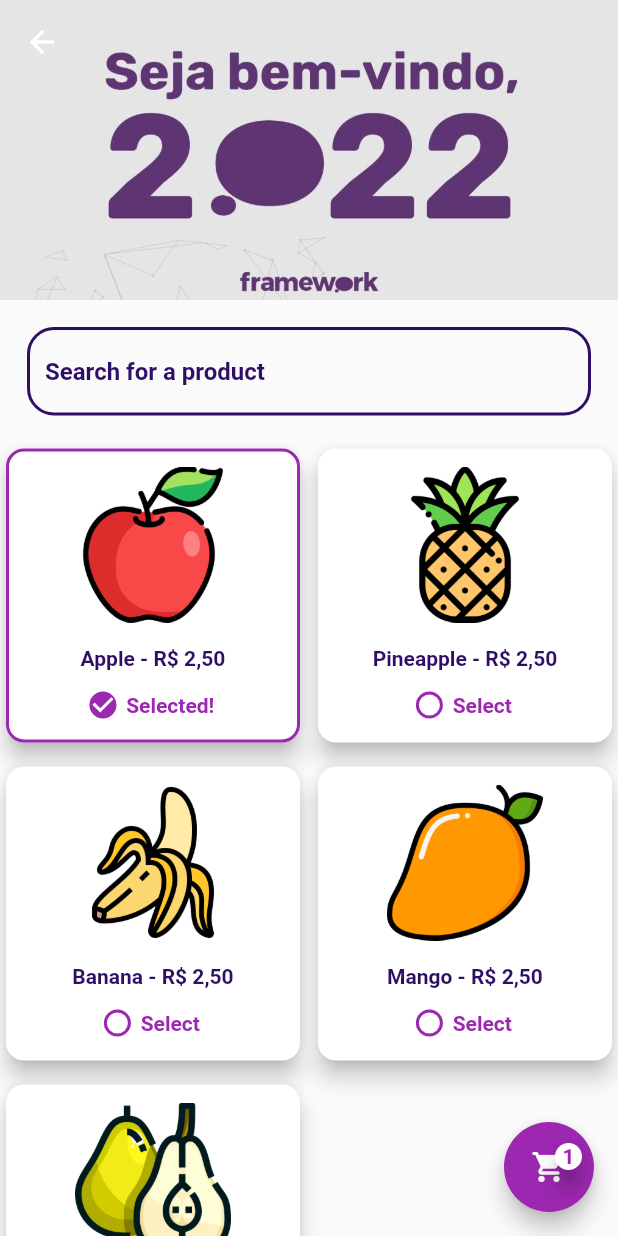
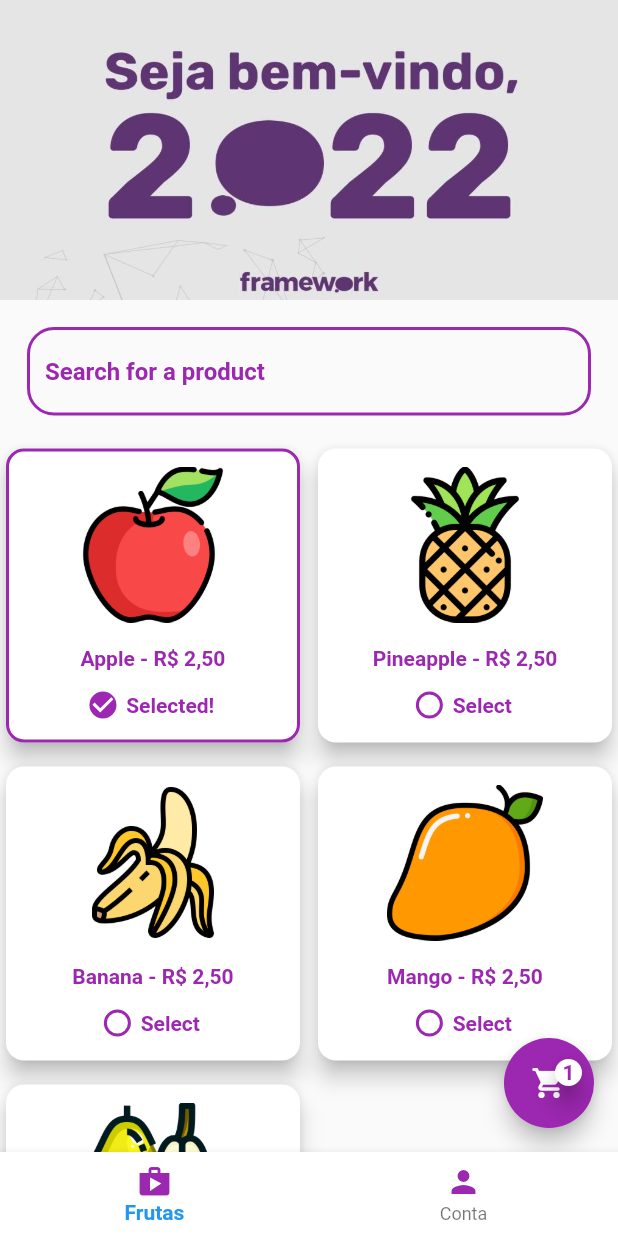
Before and after one commit to HudsonJunior/framework_challenge, a Flutter app: the HomeScreen screen opened directly, after a tap on an icon or button, on a phone screen of 412 x 824 dp. Run offline on Flutter 3.47's test engine with Material 2 defaults, Android fonts, the phone set to English and light mode, and no system bars; drawn by our look-alikes of badges; our stand-ins replace bloc, equatable, flutter_bloc, google_sign_in, pdf; generated files the repository leaves out were written again.

Commit message:
finishing features

```diff
--- a/lib/core/auth/presentation/blocs/login_bloc.dart
+++ b/lib/core/auth/presentation/blocs/login_bloc.dart
@@ -14,6 +14,12 @@ class LoginBloc extends Cubit<LoginState> {
 
     if (user == null) return emit(LoginFailedState());
 
-    emit(LoginSuccessState());
+    emit(LoginSuccessState(user: user));
+  }
+
+  void logout() async {
+    emit(LoginIdleState());
+
+    GoogleSignIn().signOut();
   }
 }
--- a/lib/core/auth/presentation/blocs/login_state.dart
+++ b/lib/core/auth/presentation/blocs/login_state.dart
@@ -6,6 +6,12 @@ class LoginIdleState extends LoginState {}
 
 class LoginLoadingState extends LoginState {}
 
-class LoginSuccessState extends LoginState {}
+class LoginSuccessState extends LoginState {
+  GoogleSignInAccount user;
+
+  LoginSuccessState({
+    required this.user,
+  });
+}
 
 class LoginFailedState extends LoginState {}
--- a/lib/core/auth/presentation/screens/login_screen.dart
+++ b/lib/core/auth/presentation/screens/login_screen.dart
@@ -25,7 +25,7 @@ class _LoginScreenState extends State<LoginScreen> {
     return BlocListener<LoginBloc, LoginState>(
       listener: (_, state) {
         if (state is LoginSuccessState) {
-          Navigator.of(context).push(
+          Navigator.of(context).pushReplacement(
             MaterialPageRoute(
               builder: (_) => const HomeScreen(),
             ),
--- a/lib/modules/cart/presentation/widgets/cart_item_widget.dart
+++ b/lib/modules/cart/presentation/widgets/cart_item_widget.dart
@@ -21,7 +21,8 @@ class CartItemWidget extends StatelessWidget {
     return Padding(
       padding: const EdgeInsets.symmetric(horizontal: 8.0),
       child: Card(
-        elevation: 4,
+        elevation: 6,
+        shape: RoundedRectangleBorder(borderRadius: BorderRadius.circular(8)),
         child: Padding(
           padding: const EdgeInsets.all(8.0),
           child: Row(
@@ -38,10 +39,12 @@ class CartItemWidget extends StatelessWidget {
               Expanded(
                 child: Column(
                   children: [
-                    Text(item.item.name,
+                    Text(
+                      item.item.name,
                       style: const TextStyle(
                         fontWeight: FontWeight.bold,
-                        )),
+                      ),
+                    ),
                     Text(
                       'Qtd: ${item.quantity.toString()}',
                       style: const TextStyle(
@@ -57,16 +60,24 @@ class CartItemWidget extends StatelessWidget {
                   children: [
                     IconButton(
                       onPressed: onRemove,
-                      icon: const Icon(
+                      icon: const Card(
+                        color: Colors.transparent,
+                        elevation: 8,
+                        child: Icon(
                           Icons.remove_circle_rounded,
                           color: Colors.purple,
                         ),
                       ),
+                    ),
                     IconButton(
                       onPressed: onAdd,
-                      icon: const Icon(
+                      icon: const Card(
+                        color: Colors.transparent,
+                        elevation: 8,
+                        child: Icon(
                           Icons.add_circle_rounded,
                           color: Colors.purple,
+                        ),
                       ),
                     )
                   ],
--- a/lib/modules/cart/usecases/checkout_usecase.dart
+++ b/lib/modules/cart/usecases/checkout_usecase.dart
@@ -20,7 +20,8 @@ class CheckoutUseCase {
                 children: items.values
                     .map(
                       (elem) => pw.Text(
-                          '${elem.item.name} - Qtd: ${elem.quantity} - R\$: ${elem.item.price}'),
+                        '${elem.item.name} - Qtd: ${elem.quantity} - R\$: ${elem.item.price}',
+                      ),
                     )
                     .toList(),
               ),
@@ -29,11 +30,12 @@ class CheckoutUseCase {
         ),
       );
 
-      final output = await getApplicationDocumentsDirectory();
-      final file = File('${output.path}/checkout.pdf');
+      final output = await getTemporaryDirectory();
+      final file =
+          File('${output.path}/checkout.pdf').openSync(mode: FileMode.write);
 
-      await file.writeAsBytes(await pdf.save());
-
+      file.writeFromSync((await pdf.save()).toList());
+      file.close();
       return true;
     } on Exception {
       return false;
--- /dev/null
+++ b/lib/modules/home/presentation/screens/account_screen.dart
@@ -0,0 +1,102 @@
+import 'package:flutter/material.dart';
+import 'package:flutter_bloc/flutter_bloc.dart';
+import 'package:framework_test/core/auth/presentation/blocs/login_bloc.dart';
+import 'package:framework_test/core/auth/presentation/screens/login_screen.dart';
+
+class AccountScreen extends StatefulWidget {
+  const AccountScreen({Key? key}) : super(key: key);
+
+  @override
+  State<AccountScreen> createState() => _AccountScreenState();
+}
+
+class _AccountScreenState extends State<AccountScreen> {
+  @override
+  Widget build(BuildContext context) {
+    return Scaffold(
+      body: SafeArea(
+        child: BlocConsumer<LoginBloc, LoginState>(
+          listener: (_, state) {
+            if (state is LoginIdleState) {
+              Navigator.pushAndRemoveUntil(
+                context,
+                MaterialPageRoute(builder: (_) => const LoginScreen()),
+                (route) => false,
+              );
+            }
+          },
+          builder: (context, state) {
+            if (state is LoginSuccessState) {
+              return SizedBox(
+                height: MediaQuery.of(context).size.height,
+                child: Padding(
+                  padding: const EdgeInsets.all(16.0),
+                  child: Column(
+                    crossAxisAlignment: CrossAxisAlignment.start,
+                    children: [
+                      Text(
+                        'Olá, ${state.user.displayName ?? 'Usuário'}',
+                        style: const TextStyle(
+                          fontWeight: FontWeight.bold,
+                          fontSize: 20,
+                        ),
+                      ),
+                      Text(
+                        state.user.email,
+                        style: const TextStyle(
+                          color: Colors.grey,
+                        ),
+                      ),
+                      Expanded(
+                        child: Align(
+                          alignment: Alignment.center,
+                          child: Column(
+                            mainAxisAlignment: MainAxisAlignment.center,
+                            children: [
+                              const Text(
+                                'Deseja realizar o logout?',
+                                style: TextStyle(
+                                  color: Colors.purple,
+                                  fontSize: 18,
+                                  fontWeight: FontWeight.bold,
+                                ),
+                              ),
+                              const SizedBox(height: 12),
+                              SizedBox(
+                                width: double.infinity,
+                                child: OutlinedButton(
+                                  style: OutlinedButton.styleFrom(
+                                    backgroundColor: Colors.purple,
+                                    shape: RoundedRectangleBorder(
+                                      borderRadius: BorderRadius.circular(12),
+                                    ),
+                                  ),
+                                  onPressed: () {
+                                    BlocProvider.of<LoginBloc>(context)
+                                        .logout();
+                                  },
+                                  child: const Text(
+                                    'Logout',
+                                    style: TextStyle(
+                                      color: Colors.white,
+                                    ),
+                                  ),
+                                ),
+                              )
+                            ],
+                          ),
+                        ),
+                      )
+                    ],
+                  ),
+                ),
+              );
+            }
+
+            return const SizedBox.shrink();
+          },
+        ),
+      ),
+    );
+  }
+}
--- /dev/null
+++ b/lib/modules/home/presentation/screens/fruit_list_screen.dart
@@ -0,0 +1,138 @@
+import 'package:flutter/material.dart';
+import 'package:flutter_bloc/flutter_bloc.dart';
+import 'package:framework_test/core/models/item_model.dart';
+import 'package:framework_test/modules/cart/presentation/blocs/cart_cubit.dart';
+import 'package:framework_test/modules/home/presentation/blocs/item_bloc.dart';
+import 'package:framework_test/modules/home/presentation/widgets/cart_fab.dart';
+import 'package:framework_test/modules/home/presentation/widgets/item_widget.dart';
+import 'package:framework_test/modules/home/presentation/widgets/search_field.dart';
+import 'package:flutter_gen/gen_l10n/app_localizations.dart';
+
+class FruiListScreen extends StatefulWidget {
+  const FruiListScreen({Key? key}) : super(key: key);
+
+  @override
+  State<FruiListScreen> createState() => _FruiListScreenState();
+}
+
+class _FruiListScreenState extends State<FruiListScreen> {
+  late final ItemCubit itemCubit;
+  late final CartCubit cartCubit;
+
+  @override
+  void initState() {
+    super.initState();
+    itemCubit = BlocProvider.of<ItemCubit>(context)..getItems();
+    cartCubit = BlocProvider.of<CartCubit>(context);
+  }
+
+  List<ItemModel> selectedItems = [];
+
+  void onSelectItem(ItemModel model) {
+    if (selectedItems.contains(model)) {
+      selectedItems.remove(model);
+    } else {
+      selectedItems.add(model);
+    }
+
+    setState(() {});
+  }
+
+  @override
+  Widget build(BuildContext context) {
+    return Scaffold(
+      body: RefreshIndicator(
+        onRefresh: () {
+          itemCubit.getItems();
+          return Future.value(null);
+        },
+        child: CustomScrollView(
+          slivers: [
+            SliverAppBar(
+              backgroundColor: Colors.transparent,
+              expandedHeight: 200,
+              floating: true,
+              snap: true,
+              flexibleSpace: FlexibleSpaceBar(
+                background: Image.asset(
+                  'assets/framework.jpg',
+                  fit: BoxFit.cover,
+                ),
+              ),
+            ),
+            BlocBuilder<ItemCubit, ItemBlocState>(
+              bloc: itemCubit,
+              buildWhen: (_, state) => state is LoadItemsSuccessState,
+              builder: (context, state) => state is LoadItemsSuccessState
+                  ? SliverPadding(
+                      padding: const EdgeInsets.all(18),
+                      sliver: SliverToBoxAdapter(
+                        child: SearchField(
+                          onChangeText: (value) =>
+                              itemCubit.filterItems(value ?? ''),
+                        ),
+                      ),
+                    )
+                  : const SliverToBoxAdapter(child: SizedBox.shrink()),
+            ),
+            BlocBuilder<ItemCubit, ItemBlocState>(
+              bloc: itemCubit,
+              builder: (context, state) {
+                if (state is LoadingItemsState) {
+                  return const SliverToBoxAdapter(
+                    child: LinearProgressIndicator(
+                      color: Colors.purple,
+                    ),
+                  );
+                }
+                if (state is! LoadItemsSuccessState) {
+                  return SliverPadding(
+                    padding: const EdgeInsets.symmetric(vertical: 18),
+                    sliver: SliverToBoxAdapter(
+                      child: Center(
+                        child: Text(
+                          AppLocalizations.of(context)!.itemsNotFound,
+                          style: const TextStyle(
+                            color: Colors.purple,
+                            fontWeight: FontWeight.bold,
+                          ),
+                        ),
+                      ),
+                    ),
+                  );
+                }
+
+                final items = state.filteredItems;
+                return SliverGrid(
+                  gridDelegate: const SliverGridDelegateWithFixedCrossAxisCount(
+                    crossAxisCount: 2,
+                    crossAxisSpacing: 4,
+                    mainAxisSpacing: 8,
+                  ),
+                  delegate: SliverChildBuilderDelegate(
+                    (context, index) {
+                      return ItemWidget(
+                        item: items.elementAt(index),
+                        isSelected:
+                            selectedItems.contains(items.elementAt(index)),
+                        onPress: onSelectItem,
+                      );
+                    },
+                    childCount: items.length,
+                  ),
+                );
+              },
+            )
+          ],
+        ),
+      ),
+      floatingActionButton: CartFab(
+        selectedItems: selectedItems,
+        onPress: () {
+          FocusScope.of(context).unfocus();
+          cartCubit.setCartItems(selectedItems);
+        },
+      ),
+    );
+  }
+}
--- a/lib/modules/home/presentation/screens/home_screen.dart
+++ b/lib/modules/home/presentation/screens/home_screen.dart
@@ -1,12 +1,7 @@
 import 'package:flutter/material.dart';
-import 'package:flutter_bloc/flutter_bloc.dart';
-import 'package:framework_test/core/models/item_model.dart';
-import 'package:framework_test/modules/cart/presentation/blocs/cart_cubit.dart';
-import 'package:framework_test/modules/home/presentation/blocs/item_bloc.dart';
-import 'package:framework_test/modules/home/presentation/widgets/cart_fab.dart';
-import 'package:framework_test/modules/home/presentation/widgets/item_widget.dart';
-import 'package:framework_test/modules/home/presentation/widgets/search_field.dart';
-import 'package:flutter_gen/gen_l10n/app_localizations.dart';
+import 'package:framework_test/modules/home/presentation/screens/account_screen.dart';
+import 'package:framework_test/modules/home/presentation/screens/fruit_list_screen.dart';
+import 'package:framework_test/modules/home/presentation/widgets/bottom_nav_bar.dart';
 
 class HomeScreen extends StatefulWidget {
   const HomeScreen({Key? key}) : super(key: key);
@@ -16,119 +11,27 @@ class HomeScreen extends StatefulWidget {
 }
 
 class _HomeScreenState extends State<HomeScreen> {
-  late final ItemCubit itemCubit;
-  late final CartCubit cartCubit;
+  int currentIndex = 0;
 
-  @override
-  void initState() {
-    super.initState();
-    itemCubit = BlocProvider.of<ItemCubit>(context)..getItems();
-    cartCubit = BlocProvider.of<CartCubit>(context);
-  }
-
-  List<ItemModel> selectedItems = [];
-
-  void onSelectItem(ItemModel model) {
-    if (selectedItems.contains(model)) {
-      selectedItems.remove(model);
-    } else {
-      selectedItems.add(model);
-    }
-
-    setState(() {});
+  void changeIndex(int value) {
+    setState(() {
+      currentIndex = value;
+    });
   }
 
   @override
   Widget build(BuildContext context) {
     return Scaffold(
-      body: RefreshIndicator(
-        onRefresh: () {
-          itemCubit.getItems();
-          return Future.value(null);
-        },
-        child: CustomScrollView(
-          slivers: [
-            SliverAppBar(
-              backgroundColor: Colors.transparent,
-              expandedHeight: 200,
-              floating: true,
-              snap: true,
-              flexibleSpace: FlexibleSpaceBar(
-                background: Image.asset(
-                  'assets/framework.jpg',
-                  fit: BoxFit.cover,
-                ),
-              ),
-            ),
-            BlocBuilder<ItemCubit, ItemBlocState>(
-              bloc: itemCubit,
-              buildWhen: (_, state) => state is LoadItemsSuccessState,
-              builder: (context, state) => state is LoadItemsSuccessState
-                  ? SliverPadding(
-                      padding: const EdgeInsets.all(18),
-                      sliver: SliverToBoxAdapter(
-                        child: SearchField(
-                          onChangeText: (value) =>
-                              itemCubit.filterItems(value ?? ''),
-                        ),
-                      ),
-                    )
-                  : const SliverToBoxAdapter(child: SizedBox.shrink()),
-            ),
-            BlocBuilder<ItemCubit, ItemBlocState>(
-              bloc: itemCubit,
-              builder: (context, state) {
-                if (state is LoadingItemsState) {
-                  return const SliverToBoxAdapter(
-                    child: LinearProgressIndicator(
-                      color: Color.fromARGB(255, 47, 14, 104),
-                    ),
-                  );
-                }
-                if (state is! LoadItemsSuccessState) {
-                  return SliverPadding(
-                    padding: const EdgeInsets.symmetric(vertical: 18),
-                    sliver: SliverToBoxAdapter(
-                      child: Center(
-                        child: Text(
-                          AppLocalizations.of(context)!.itemsNotFound,
-                          style: const TextStyle(
-                            color: Color.fromARGB(255, 47, 14, 104),
-                            fontWeight: FontWeight.bold,
-                          ),
-                        ),
-                      ),
-                    ),
-                  );
-                }
-
-                final items = state.filteredItems;
-                return SliverGrid(
-                  gridDelegate: const SliverGridDelegateWithFixedCrossAxisCount(
-                    crossAxisCount: 2,
-                    crossAxisSpacing: 4,
-                    mainAxisSpacing: 8,
-                  ),
-                  delegate: SliverChildBuilderDelegate(
-                    (context, index) {
-                      return ItemWidget(
-                        item: items.elementAt(index),
-                        isSelected:
-                            selectedItems.contains(items.elementAt(index)),
-                        onPress: onSelectItem,
-                      );
-                    },
-                    childCount: items.length,
-                  ),
-                );
-              },
-            )
-          ],
-        ),
+      body: IndexedStack(
+        index: currentIndex,
+        children: const [
+          FruiListScreen(),
+          AccountScreen(),
+        ],
       ),
-      floatingActionButton: CartFab(
-        selectedItems: selectedItems,
-        onPress: () => cartCubit.setCartItems(selectedItems),
+      bottomNavigationBar: BottomNavBar(
+        onChangeIndex: changeIndex,
+        currentIndex: currentIndex,
       ),
     );
   }
--- /dev/null
+++ b/lib/modules/home/presentation/widgets/bottom_nav_bar.dart
@@ -0,0 +1,46 @@
+import 'package:flutter/material.dart';
+
+class BottomNavBar extends StatelessWidget {
+  const BottomNavBar({
+    Key? key,
+    required this.onChangeIndex,
+    required this.currentIndex,
+  }) : super(key: key);
+
+  final ValueSetter<int> onChangeIndex;
+  final int currentIndex;
+
+  @override
+  Widget build(BuildContext context) {
+    return BottomNavigationBar(
+      currentIndex: currentIndex,
+      onTap: onChangeIndex,
+      type: BottomNavigationBarType.fixed,
+      elevation: 5,
+      backgroundColor: Colors.white,
+      selectedLabelStyle: const TextStyle(
+        color: Colors.purple,
+        fontWeight: FontWeight.bold,
+      ),
+      unselectedLabelStyle: const TextStyle(
+        color: Colors.purple,
+      ),
+      items: const [
+        BottomNavigationBarItem(
+          label: 'Frutas',
+          icon: Icon(
+            Icons.shop,
+            color: Colors.purple,
+          ),
+        ),
+        BottomNavigationBarItem(
+          label: 'Conta',
+          icon: Icon(
+            Icons.person,
+            color: Colors.purple,
+          ),
+        )
+      ],
+    );
+  }
+}
--- a/lib/modules/home/presentation/widgets/item_widget.dart
+++ b/lib/modules/home/presentation/widgets/item_widget.dart
@@ -51,7 +51,7 @@ class ItemWidget extends StatelessWidget {
                       child: Text(
                         '${item.name} - R\$ ${item.price.toString().priceFormatted}',
                         style: const TextStyle(
-                          color: Color.fromARGB(255, 47, 14, 104),
+                          color: Colors.purple,
                           fontWeight: FontWeight.bold,
                         ),
                       ),
--- a/lib/modules/home/presentation/widgets/search_field.dart
+++ b/lib/modules/home/presentation/widgets/search_field.dart
@@ -17,7 +17,7 @@ class _SearchFieldState extends State<SearchField> {
   InputBorder get border => OutlineInputBorder(
         borderRadius: BorderRadius.circular(18.0),
         borderSide: const BorderSide(
-          color: Color.fromARGB(255, 47, 14, 104),
+          color: Colors.purple,
           width: 2,
         ),
       );
@@ -31,7 +31,7 @@ class _SearchFieldState extends State<SearchField> {
           enabledBorder: border,
           hintText: AppLocalizations.of(context)!.searchProduct,
           hintStyle: const TextStyle(
-            color: Color.fromARGB(255, 47, 14, 104),
+            color: Colors.purple,
             fontWeight: FontWeight.bold,
           ),
           border: border,
```
Lines whose indentation alone changed are shown as unchanged.
